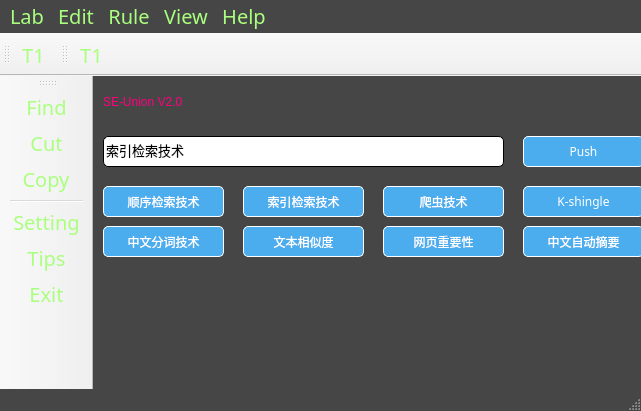
First picture: the form in ui/expro_ui.ui, repository YJP520/SE_Union, before the edit.
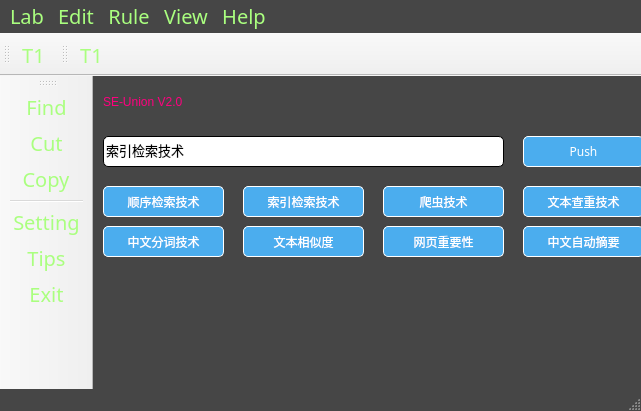
Second picture: the form after the edit. Icons and pictures are not drawn.

```diff
--- a/ui/expro_ui.ui
+++ b/ui/expro_ui.ui
@@ -251,7 +251,7 @@
 </string>
     </property>
     <property name="text">
-     <string>K-shingle</string>
+     <string>文本查重技术</string>
     </property>
    </widget>
    <widget class="QPushButton" name="pushButton_6">
```
